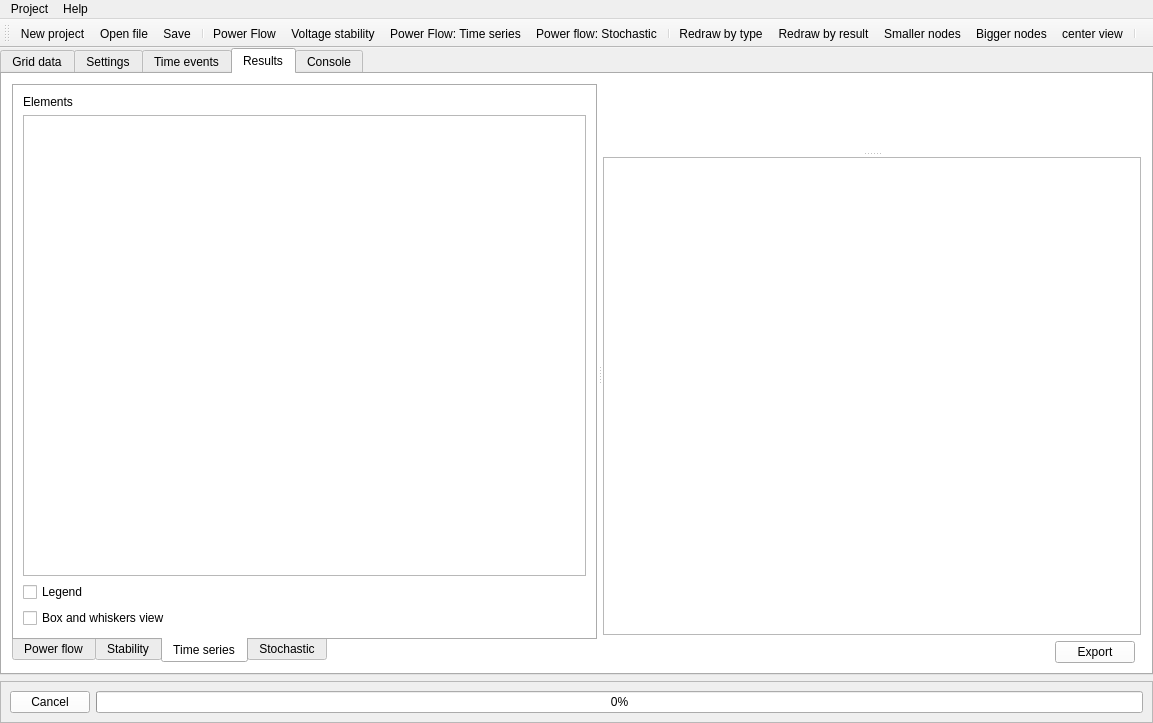
Old version of the form UnderDevelopment/GridCal/gui/main/gui.ui in the repository SanPen/GridCal.
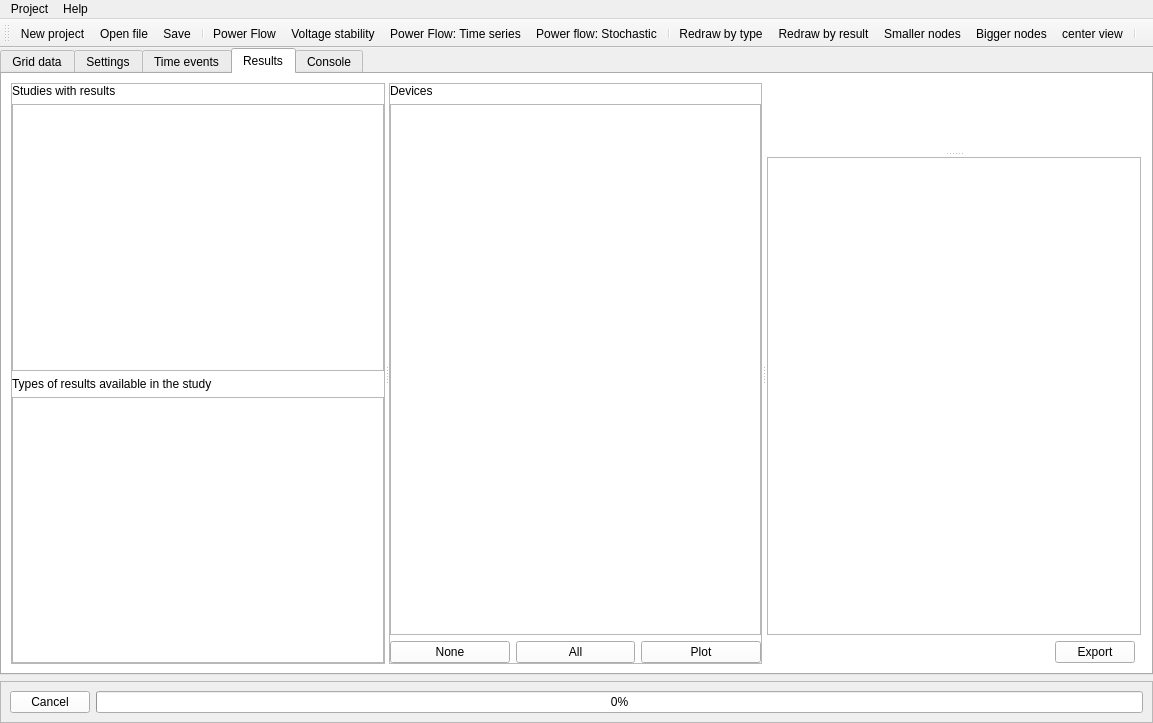
New version of the form. The open tabs and pages were chosen to show the change. Icons and pictures are not drawn. Custom widgets are drawn as their Qt base class.

Commit message: early implementation of the results GUI

```diff
--- a/UnderDevelopment/GridCal/gui/main/gui.ui
+++ b/UnderDevelopment/GridCal/gui/main/gui.ui
@@ -1259,119 +1259,87 @@
            <property name="frameShadow">
             <enum>QFrame::Raised</enum>
            </property>
-           <layout class="QGridLayout" name="gridLayout">
+           <layout class="QHBoxLayout" name="horizontalLayout_2">
             <property name="margin">
-             <number>1</number>
+             <number>0</number>
             </property>
-            <item row="0" column="0">
-             <widget class="QTabWidget" name="tabWidget_5">
-              <property name="tabPosition">
-               <enum>QTabWidget::South</enum>
+            <item>
+             <widget class="QSplitter" name="splitter_3">
+              <property name="orientation">
+               <enum>Qt::Horizontal</enum>
               </property>
-              <property name="currentIndex">
-               <number>0</number>
-              </property>
-              <widget class="QWidget" name="tab_13">
-               <attribute name="title">
-                <string>Power flow</string>
-               </attribute>
-               <layout class="QVBoxLayout" name="verticalLayout_19">
-                <item>
-                 <widget class="QLabel" name="label_15">
-                  <property name="text">
-                   <string>Time select</string>
-                  </property>
-                 </widget>
-                </item>
-                <item>
-                 <widget class="QComboBox" name="results_time_selection_comboBox"/>
-                </item>
+              <widget class="QFrame" name="frame_8">
+               <property name="frameShape">
+                <enum>QFrame::StyledPanel</enum>
+               </property>
+               <property name="frameShadow">
+                <enum>QFrame::Raised</enum>
+               </property>
+               <layout class="QVBoxLayout" name="verticalLayout_6">
+                <property name="margin">
+                 <number>0</number>
+                </property>
                 <item>
                  <widget class="QLabel" name="label_16">
                   <property name="text">
-                   <string>Elements</string>
+                   <string>Studies with results</string>
                   </property>
                  </widget>
                 </item>
                 <item>
-                 <widget class="QTreeView" name="pf_results_treeView"/>
+                 <widget class="QListView" name="result_listView"/>
                 </item>
-               </layout>
-              </widget>
-              <widget class="QWidget" name="tab_14">
-               <attribute name="title">
-                <string>Stability</string>
-               </attribute>
-               <layout class="QVBoxLayout" name="verticalLayout_11">
                 <item>
-                 <widget class="QLabel" name="label_56">
+                 <widget class="QLabel" name="label_7">
                   <property name="text">
-                   <string>Nodes</string>
+                   <string>Types of results available in the study</string>
                   </property>
                  </widget>
                 </item>
                 <item>
-                 <widget class="QTreeView" name="sta_results_treeView"/>
+                 <widget class="QListView" name="result_type_listView"/>
                 </item>
                </layout>
               </widget>
-              <widget class="QWidget" name="tab_15">
-               <attribute name="title">
-                <string>Time series</string>
-               </attribute>
-               <layout class="QVBoxLayout" name="verticalLayout_20">
-                <item>
-                 <widget class="QLabel" name="label_57">
-                  <property name="text">
-                   <string>Elements</string>
-                  </property>
-                 </widget>
+              <widget class="QFrame" name="frame_9">
+               <property name="frameShape">
+                <enum>QFrame::StyledPanel</enum>
+               </property>
+               <property name="frameShadow">
+                <enum>QFrame::Raised</enum>
+               </property>
+               <layout class="QGridLayout" name="gridLayout">
+                <property name="margin">
+                 <number>0</number>
+                </property>
+                <item row="1" column="0" colspan="3">
+                 <widget class="QListView" name="result_element_selection_listView"/>
                 </item>
-                <item>
-                 <widget class="QTreeView" name="ts_results_treeView"/>
-                </item>
-                <item>
-                 <widget class="QCheckBox" name="legend_ts_checkBox">
+                <item row="2" column="2">
+                 <widget class="QPushButton" name="plot_pushButton">
                   <property name="text">
-                   <string>Legend</string>
+                   <string>Plot</string>
                   </property>
                  </widget>
                 </item>
-                <item>
-                 <widget class="QCheckBox" name="box_whiskers_ts_checkBox">
+                <item row="2" column="1">
+                 <widget class="QPushButton" name="select_all_pushButton">
                   <property name="text">
-                   <string>Box and whiskers view</string>
+                   <string>All</string>
                   </property>
                  </widget>
                 </item>
-               </layout>
-              </widget>
-              <widget class="QWidget" name="tab_16">
-               <attribute name="title">
-                <string>Stochastic</string>
-               </attribute>
-               <layout class="QVBoxLayout" name="verticalLayout_21">
-                <item>
-                 <widget class="QLabel" name="label_58">
+                <item row="2" column="0">
+                 <widget class="QPushButton" name="select_none_pushButton">
                   <property name="text">
-                   <string>Elements</string>
+                   <string>None</string>
                   </property>
                  </widget>
                 </item>
-                <item>
-                 <widget class="QTreeView" name="sto_results_treeView"/>
-                </item>
-                <item>
-                 <widget class="QCheckBox" name="legend_sto_checkBox">
+                <item row="0" column="0">
+                 <widget class="QLabel" name="label_15">
                   <property name="text">
-                   <string>Legend</string>
-                  </property>
-                 </widget>
-                </item>
-                <item>
-                 <widget class="QCheckBox" name="box_whiskers_sto_checkBox">
-                  <property name="text">
-                   <string>Box and whiskers view</string>
+                   <string>Devices</string>
                   </property>
                  </widget>
                 </item>
```
The commit also changes 5 other files.
